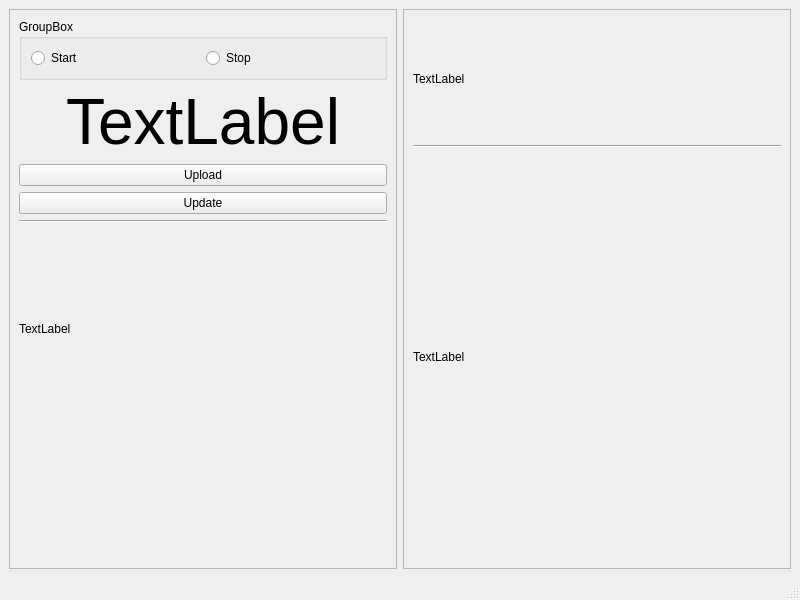
Above: mainwindow.ui from horvathzoltan/instest before the change. Below: the same form after it.
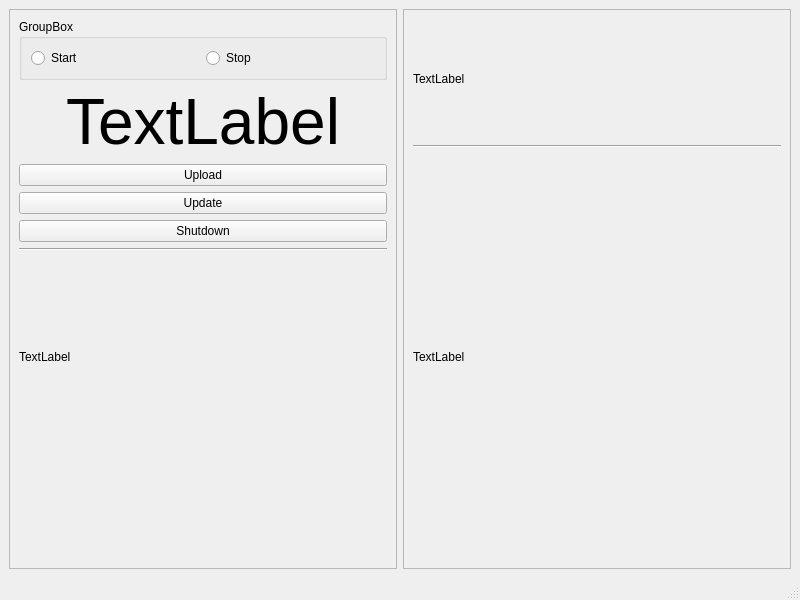
That is the form after the change.

The edit to the form file:
```diff
--- a/mainwindow.ui
+++ b/mainwindow.ui
@@ -76,6 +76,13 @@
          </property>
         </widget>
        </item>
+       <item>
+        <widget class="QPushButton" name="pushButton_shutdown">
+         <property name="text">
+          <string>Shutdown</string>
+         </property>
+        </widget>
+       </item>
        <item>
         <widget class="Line" name="line_2">
          <property name="orientation">
```
